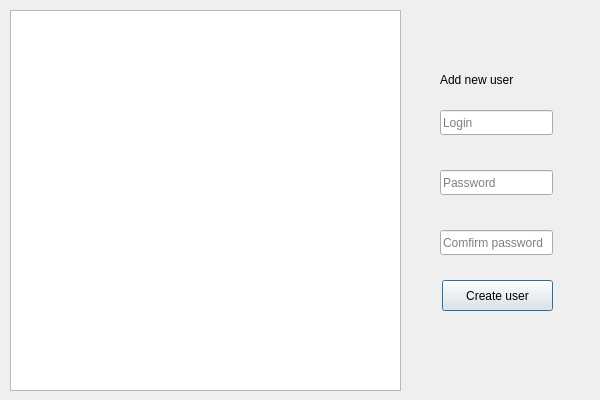
Above: desktop_app/usersview.ui from DanziLLL/diploma before the change. Below: the same form after it.
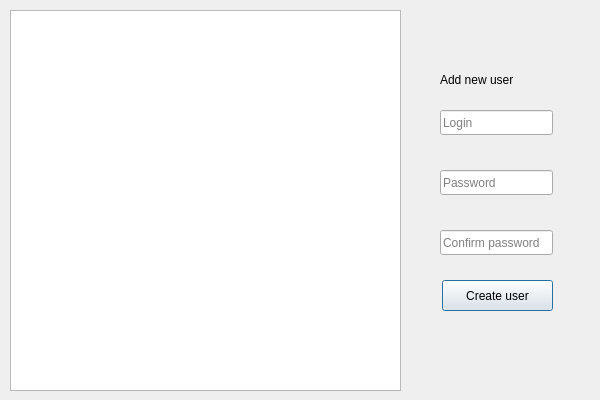
That is the form after the change.

What changed in the file:
```diff
--- a/desktop_app/usersview.ui
+++ b/desktop_app/usersview.ui
@@ -71,7 +71,7 @@
     <enum>QLineEdit::PasswordEchoOnEdit</enum>
    </property>
    <property name="placeholderText">
-    <string>Comfirm password</string>
+    <string>Confirm password</string>
    </property>
   </widget>
   <widget class="QPushButton" name="btnCreate">
```
Left out of the diff: 2 changed lines with no effect on the pictures.
